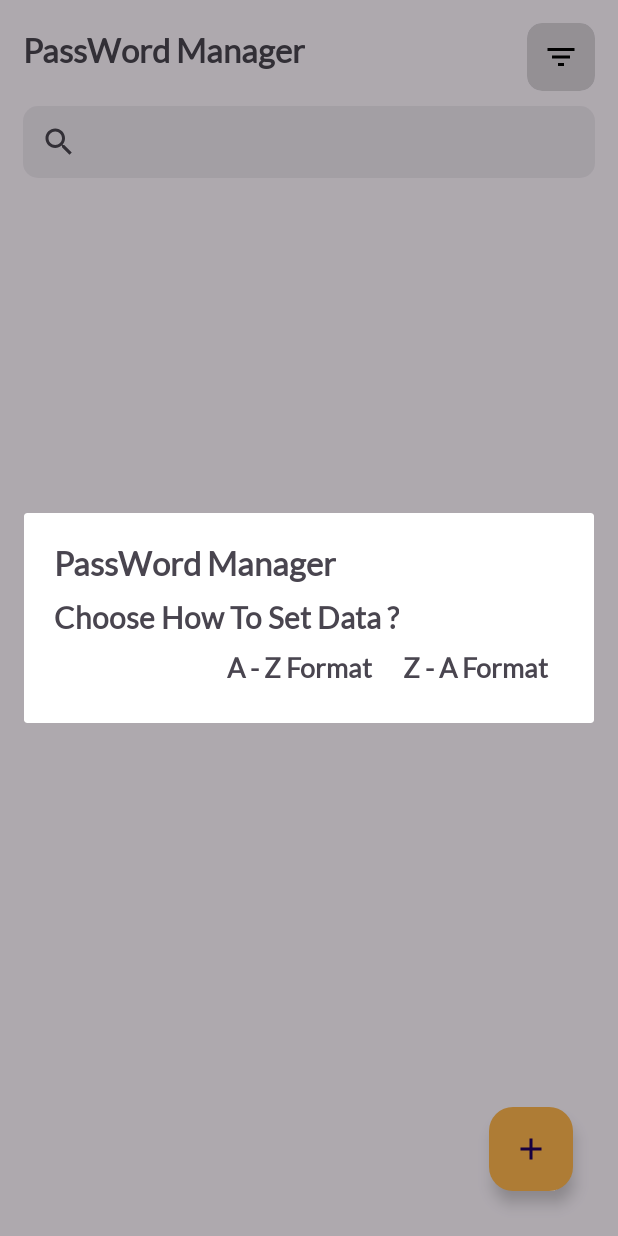
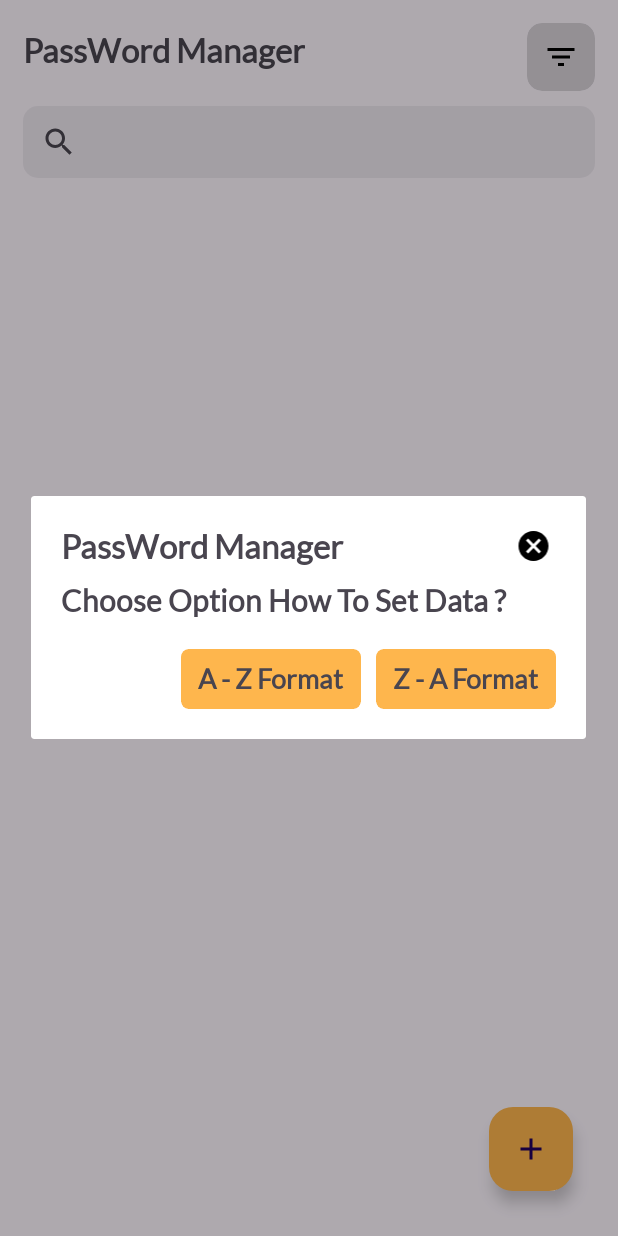
Before and after one commit to Bhavesh5650/AdvAndroidExam1, an Android app: the screen it shows after launch (MainActivity), after a tap on an icon or button, on a phone screen of 412 x 824 dp. Run offline under Robolectric (Android 15) with nearby library versions, the phone set to English and light mode, and no system bars; our stand-ins replace Room's generated code; libraries missing offline, so code that uses them is left out: androidx.room.util.

Commit message:
PasswordManager

```diff
--- a/app/src/main/java/com/example/kotlinexam1application/MainActivity.kt
+++ b/app/src/main/java/com/example/kotlinexam1application/MainActivity.kt
@@ -3,11 +3,14 @@ package com.example.kotlinexam1application
 import android.annotation.SuppressLint
 import android.app.Dialog
 import android.content.Intent
+import android.media.Image
 import android.os.Bundle
+import android.widget.ImageView
 import android.widget.TextView
 import androidx.activity.enableEdgeToEdge
 import androidx.appcompat.app.AppCompatActivity
 import androidx.appcompat.widget.SearchView
+import androidx.cardview.widget.CardView
 import androidx.core.view.ViewCompat
 import androidx.core.view.WindowInsetsCompat
 import androidx.room.util.query
@@ -40,6 +43,13 @@ class MainActivity : AppCompatActivity() {
         searchSite()
     }
 
+    override fun onResume() {
+
+        passList = initDB(this).passDAO().passRead()
+        passAdapter!!.dataChange(passList)
+        super.onResume()
+    }
+
     private fun initFloatClick()
     {
         binding.infoFlotBtn.setOnClickListener{
@@ -55,12 +65,7 @@ class MainActivity : AppCompatActivity() {
         binding.infoRv.adapter = passAdapter
     }
 
-    override fun onResume() {
 
-        passList = initDB(this).passDAO().passRead()
-        passAdapter!!.dataChange(passList)
-        super.onResume()
-    }
 
     private fun searchSite()
     {
@@ -73,7 +78,6 @@ class MainActivity : AppCompatActivity() {
             @SuppressLint("NotifyDataSetChanged")
             override fun onQueryTextChange(newText: String): Boolean {
                 searchFilter(newText)
-                passAdapter!!.notifyDataSetChanged()
                 return false
             }
 
@@ -83,13 +87,16 @@ class MainActivity : AppCompatActivity() {
 
     fun searchFilter(text:String)
     {
+        val filteredList = mutableListOf<PasswordEntity>()
+
         for(item in passList)
         {
             if(item.siteName.lowercase().contains(text.lowercase()))
             {
-                passList.add(item)
+                filteredList.add(item)
             }
         }
+        passAdapter!!.dataChange(filteredList)
     }
 
     @SuppressLint("NotifyDataSetChanged")
@@ -99,17 +106,22 @@ class MainActivity : AppCompatActivity() {
 
             val dialog = Dialog(this)
             dialog.setContentView(R.layout.filter_dialog)
-            val aToz:TextView = dialog.findViewById(R.id.aToz)
-            val zToa:TextView = dialog.findViewById(R.id.zToa)
+            dialog.setCanceledOnTouchOutside(false)
+            val aToz:CardView = dialog.findViewById(R.id.aToz)
+            val zToa:CardView = dialog.findViewById(R.id.zToa)
+            val dialogCancelBtn:ImageView = dialog.findViewById(R.id.dialogCancelBtn)
 
             aToz.setOnClickListener {
-                passList.sortBy { it.siteName }
+                passList.sortBy { it.email }
                 passAdapter!!.notifyDataSetChanged()
                 dialog.dismiss()
             }
             zToa.setOnClickListener{
-                passList.sortByDescending { it.siteName }
+                passList.sortByDescending { it.email }
                 passAdapter!!.notifyDataSetChanged()
+                dialog.dismiss()
+            }
+            dialogCancelBtn.setOnClickListener {
                 dialog.dismiss()
             }
             dialog.show()
--- a/app/src/main/java/com/example/kotlinexam1application/adapter/InformationAdapter.kt
+++ b/app/src/main/java/com/example/kotlinexam1application/adapter/InformationAdapter.kt
@@ -34,10 +34,11 @@ class InformationAdapter(private var passList: MutableList<PasswordEntity>) : Ad
 
         holder.binding.setSiteNameRv.text = passList[position].siteName
         holder.binding.setEmailRv.text = passList[position].email
-        holder.binding.setSiteFirstTxtRv.text = passList[position].siteName.first().toString()
+        holder.binding.setSiteFirstTxtRv.text = passList[position].siteName.first().toString().uppercase()
 
         holder.binding.cardBackground.setOnClickListener {
             val intent = Intent(holder.itemView.context,UpdateInfoActivity::class.java)
+            intent.putExtra("passId",passList[position].passId)
             intent.putExtra("siteName",passList[position].siteName)
             intent.putExtra("email",passList[position].email)
             intent.putExtra("password",passList[position].password)
--- /dev/null
+++ b/app/src/main/res/drawable/baseline_cancel_24.xml
@@ -0,0 +1,5 @@
+<vector xmlns:android="http://schemas.android.com/apk/res/android" android:height="24dp" android:tint="#000000" android:viewportHeight="24" android:viewportWidth="24" android:width="24dp">
+
+    <path android:fillColor="@android:color/white" android:pathData="M12,2C6.47,2 2,6.47 2,12s4.47,10 10,10 10,-4.47 10,-10S17.53,2 12,2zM17,15.59L15.59,17 12,13.41 8.41,17 7,15.59 10.59,12 7,8.41 8.41,7 12,10.59 15.59,7 17,8.41 13.41,12 17,15.59z"/>
+
+</vector>
--- a/app/src/main/res/layout/activity_add_info.xml
+++ b/app/src/main/res/layout/activity_add_info.xml
@@ -122,7 +122,7 @@
         android:layout_width="120dp"
         android:layout_height="50dp"
         android:layout_marginTop="30dp"
-        app:cardBackgroundColor="@color/cloud"
+        app:cardBackgroundColor="@color/btnColor"
         app:cardCornerRadius="10dp"
         app:layout_constraintEnd_toEndOf="parent"
         app:layout_constraintStart_toStartOf="parent"
--- a/app/src/main/res/layout/activity_main.xml
+++ b/app/src/main/res/layout/activity_main.xml
@@ -58,7 +58,7 @@
         android:layout_height="wrap_content"
         android:layout_marginEnd="30dp"
         android:layout_marginBottom="30dp"
-        android:backgroundTint="#FEB64D"
+        android:backgroundTint="@color/btnColor"
         android:clickable="true"
         app:layout_constraintBottom_toBottomOf="parent"
         app:layout_constraintEnd_toEndOf="parent"
--- a/app/src/main/res/layout/activity_update_info.xml
+++ b/app/src/main/res/layout/activity_update_info.xml
@@ -132,7 +132,7 @@
             android:id="@+id/infoUpdateBtn"
             android:layout_width="120dp"
             android:layout_height="50dp"
-            app:cardBackgroundColor="@color/cloud"
+            app:cardBackgroundColor="@color/btnColor"
             app:cardCornerRadius="10dp">
 
             <TextView
@@ -150,7 +150,7 @@
             android:layout_width="120dp"
             android:layout_height="50dp"
             android:layout_marginStart="20dp"
-            app:cardBackgroundColor="@color/cloud"
+            app:cardBackgroundColor="@color/btnColor"
             app:cardCornerRadius="10dp">
 
             <TextView
--- a/app/src/main/res/layout/filter_dialog.xml
+++ b/app/src/main/res/layout/filter_dialog.xml
@@ -1,55 +1,91 @@
 <?xml version="1.0" encoding="utf-8"?>
-<androidx.constraintlayout.widget.ConstraintLayout xmlns:android="http://schemas.android.com/apk/res/android"
+<LinearLayout xmlns:android="http://schemas.android.com/apk/res/android"
     xmlns:app="http://schemas.android.com/apk/res-auto"
     xmlns:tools="http://schemas.android.com/tools"
-    android:layout_width="400dp"
-    android:padding="10dp"
-    android:layout_height="140dp">
+    android:layout_width="370dp"
+    android:padding="20dp"
+    android:layout_height="wrap_content"
+    android:orientation="vertical">
+
+
+    <LinearLayout
+        android:layout_width="match_parent"
+        android:layout_height="wrap_content"
+        android:gravity="center_vertical"
+        android:orientation="horizontal">
+
+        <TextView
+            android:id="@+id/textView7"
+            android:layout_width="match_parent"
+            android:layout_weight="0.1"
+            android:layout_height="wrap_content"
+            android:text="PassWord Manager"
+            android:textSize="22sp"
+            android:textStyle="bold" />
+
+        <ImageView
+            android:id="@+id/dialogCancelBtn"
+            android:layout_width="match_parent"
+            android:layout_height="wrap_content"
+            android:layout_weight="1"
+            android:src="@drawable/baseline_cancel_24"/>
+
+    </LinearLayout>
 
     <TextView
         android:id="@+id/textView4"
+        android:layout_width="match_parent"
+        android:layout_height="wrap_content"
+        android:layout_marginTop="10dp"
+        android:text="Choose Option How To Set Data ?"
+        android:textSize="20sp"
+        android:textStyle="bold"/>
+
+    <LinearLayout
+        android:layout_width="match_parent"
+        android:gravity="end"
+        android:layout_marginTop="20dp"
+        android:layout_height="wrap_content"
+        android:orientation="horizontal">
+
+        <androidx.cardview.widget.CardView
+            android:id="@+id/aToz"
+            android:layout_width="120dp"
+            app:cardCornerRadius="5dp"
+            app:cardBackgroundColor="@color/btnColor"
+            app:cardElevation="0dp"
+            android:layout_height="40dp">
+
+            <TextView
                 android:layout_width="wrap_content"
                 android:layout_height="wrap_content"
-        android:layout_marginTop="10dp"
-        android:text="Choose How To Set Data ?"
-        android:textSize="20sp"
-        android:textStyle="bold"
-        app:layout_constraintStart_toStartOf="@+id/textView7"
-        app:layout_constraintTop_toBottomOf="@+id/textView7" />
-
-    <TextView
-        android:id="@+id/aToz"
-        android:layout_width="wrap_content"
-        android:layout_height="wrap_content"
-        android:layout_marginTop="10dp"
-        android:layout_marginEnd="20dp"
                 android:text="A - Z Format"
                 android:textSize="18sp"
                 android:textStyle="bold"
+                android:layout_gravity="center"
                 app:layout_constraintEnd_toStartOf="@+id/zToa"
                 app:layout_constraintTop_toBottomOf="@+id/textView4" />
+        </androidx.cardview.widget.CardView>
+
+        <androidx.cardview.widget.CardView
+            android:id="@+id/zToa"
+            android:layout_width="120dp"
+            app:cardCornerRadius="5dp"
+            app:cardElevation="0dp"
+            app:cardBackgroundColor="@color/btnColor"
+            android:layout_marginStart="10dp"
+            android:layout_height="40dp">
 
             <TextView
-        android:id="@+id/zToa"
                 android:layout_width="wrap_content"
                 android:layout_height="wrap_content"
-        android:layout_marginEnd="40dp"
                 android:text="Z - A Format"
+                android:layout_gravity="center"
                 android:textSize="18sp"
-        android:textStyle="bold"
-        app:layout_constraintBottom_toBottomOf="@+id/aToz"
-        app:layout_constraintEnd_toEndOf="parent"
-        app:layout_constraintTop_toTopOf="@+id/aToz" />
+                android:textStyle="bold" />
+        </androidx.cardview.widget.CardView>
 
-    <TextView
-        android:id="@+id/textView7"
-        android:layout_width="wrap_content"
-        android:layout_height="wrap_content"
-        android:layout_marginStart="10dp"
-        android:layout_marginTop="10dp"
-        android:text="PassWord Manager"
-        android:textSize="22sp"
-        android:textStyle="bold"
-        app:layout_constraintStart_toStartOf="parent"
-        app:layout_constraintTop_toTopOf="parent" />
-</androidx.constraintlayout.widget.ConstraintLayout>
+    </LinearLayout>
+
+
+</LinearLayout>
--- a/app/src/main/res/values/colors.xml
+++ b/app/src/main/res/values/colors.xml
@@ -3,4 +3,5 @@
     <color name="black">#FF000000</color>
     <color name="white">#FFFFFFFF</color>
     <color name="cloud">#23A7FD</color>
+    <color name="btnColor">#FEB64D</color>
 </resources>
```
Also changed, not shown: app/src/main/java/com/example/kotlinexam1application/activity/UpdateInfoActivity.kt (+43 -21 lines). Lines whose indentation alone changed are shown as unchanged.
